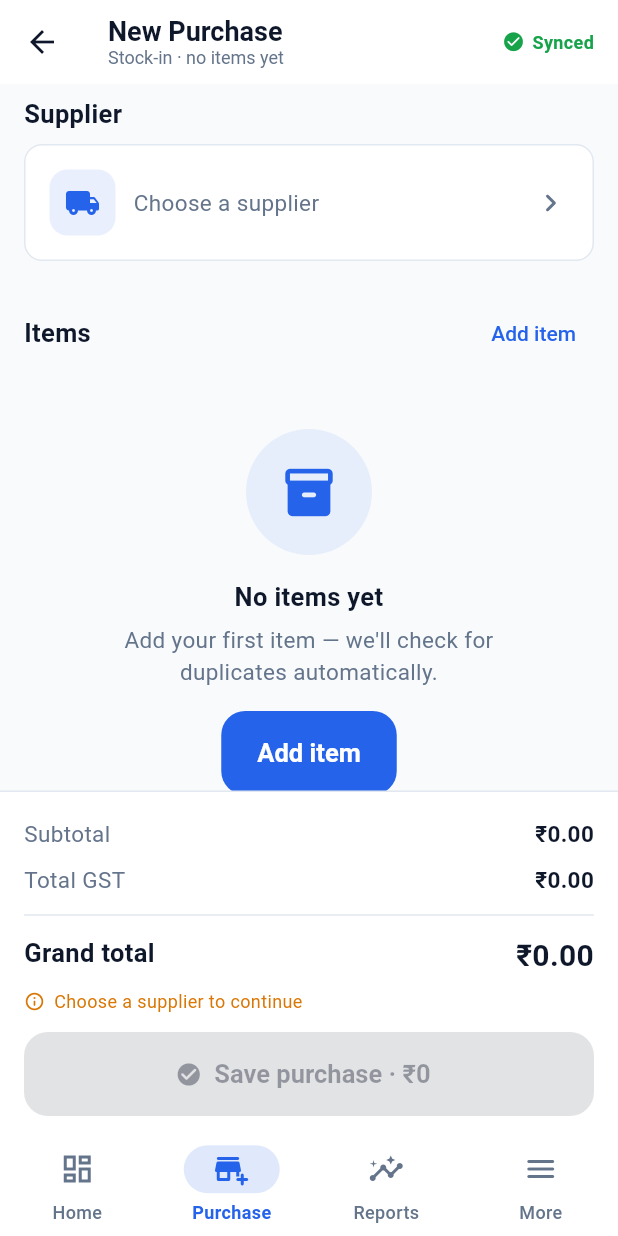
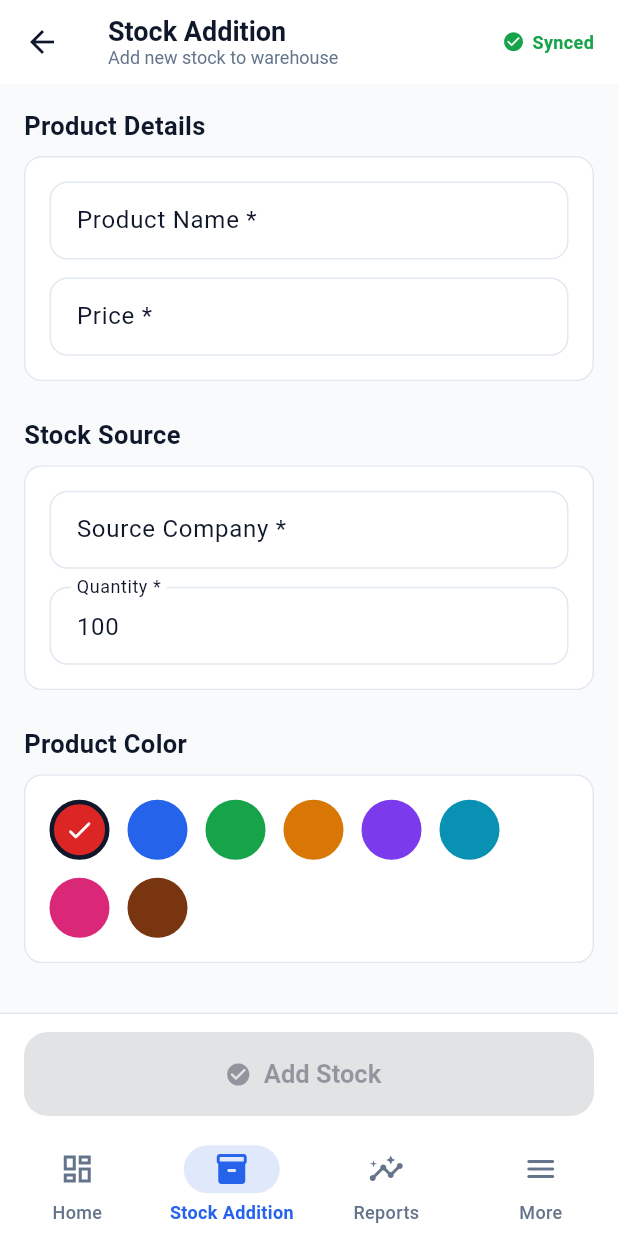
Before and after one commit to manzoorilahi77/ToyShopERP, a Flutter app: the OwnerShell screen opened directly, item 2 of the bottom bar chosen, on a phone screen of 412 x 824 dp. Run offline on Flutter 3.47's test engine with Material 3 defaults, Android fonts, the phone set to English and light mode, and no system bars; accounts and stored records are empty.

Commit message:
feat: implement stock addition module and integrate it into the owner navigation shell

```diff
--- a/sources/mobile/toyshop_erp/lib/owner/owner_shell.dart
+++ b/sources/mobile/toyshop_erp/lib/owner/owner_shell.dart
@@ -5,6 +5,7 @@ import 'dashboard/dashboard_home_screen.dart';
 import 'more/more_menu_screen.dart';
 import 'purchase/new_purchase_screen.dart';
 import 'reports/reports_screen.dart';
+import 'stock_addition/stock_addition_screen.dart';
 
 /// Owner app shell — lightweight, glanceable. Bottom nav holds the 4 highest-
 /// frequency owner actions; the remaining screens live under "More".
@@ -20,7 +21,7 @@ class _OwnerShellState extends State<OwnerShell> {
 
   static const _tabs = <NavItem>[
     NavItem('Home', Icons.dashboard_outlined, Icons.dashboard_rounded),
-    NavItem('Purchase', Icons.add_business_outlined, Icons.add_business_rounded),
+    NavItem('Stock Addition', Icons.inventory_2_outlined, Icons.inventory_2_rounded),
     NavItem('Reports', Icons.insights_outlined, Icons.insights_rounded),
     NavItem('More', Icons.menu_rounded, Icons.menu_rounded),
   ];
@@ -29,7 +30,7 @@ class _OwnerShellState extends State<OwnerShell> {
   Widget build(BuildContext context) {
     final pages = [
       const OwnerDashboardScreen(),
-      const NewPurchaseScreen(),
+      const StockAdditionScreen(),
       const ReportsScreen(),
       const OwnerMoreScreen(),
     ];
--- /dev/null
+++ b/sources/mobile/toyshop_erp/lib/owner/stock_addition/stock_addition_data.dart
@@ -0,0 +1,30 @@
+import 'package:flutter/material.dart';
+import '../../core/models/product.dart';
+
+class StockAdditionRepository {
+  const StockAdditionRepository();
+
+  /// Simulates adding stock to the ERP
+  Future<Product> addStock({
+    required String name,
+    required Color colorTag,
+    required double price,
+    required String sourceCompany,
+    required int quantity,
+  }) async {
+    // Simulate network delay
+    await Future.delayed(const Duration(milliseconds: 600));
+
+    // In a real implementation, this would make an API call to save the product
+    // and its initial stock/supplier details to the database.
+    return Product(
+      id: 'P-${DateTime.now().millisecondsSinceEpoch}',
+      name: name,
+      category: 'General', // A default category, since it wasn't requested
+      price: price,
+      colorTag: colorTag,
+      stockQty: quantity,
+      supplier: sourceCompany,
+    );
+  }
+}
--- /dev/null
+++ b/sources/mobile/toyshop_erp/lib/owner/stock_addition/stock_addition_screen.dart
@@ -0,0 +1,181 @@
+import 'package:flutter/material.dart';
+import '../../core/core.dart';
+import 'stock_addition_data.dart';
+
+const List<Color> kStockColorTags = [
+  Color(0xFFDC2626), // red
+  Color(0xFF2563EB), // blue
+  Color(0xFF16A34A), // green
+  Color(0xFFD97706), // orange
+  Color(0xFF7C3AED), // purple
+  Color(0xFF0891B2), // teal
+  Color(0xFFDB2777), // pink
+  Color(0xFF78350F), // brown
+];
+
+class StockAdditionScreen extends StatefulWidget {
+  const StockAdditionScreen({super.key});
+
+  @override
+  State<StockAdditionScreen> createState() => _StockAdditionScreenState();
+}
+
+class _StockAdditionScreenState extends State<StockAdditionScreen> {
+  final _repo = const StockAdditionRepository();
+
+  final _nameCtrl = TextEditingController();
+  final _priceCtrl = TextEditingController();
+  final _companyCtrl = TextEditingController();
+  final _qtyCtrl = TextEditingController(text: '100'); // Default to 100
+
+  Color _colorTag = kStockColorTags.first;
+  bool _saving = false;
+
+  @override
+  void dispose() {
+    _nameCtrl.dispose();
+    _priceCtrl.dispose();
+    _companyCtrl.dispose();
+    _qtyCtrl.dispose();
+    super.dispose();
+  }
+
+  bool get _isValid {
+    final price = double.tryParse(_priceCtrl.text.trim());
+    final qty = int.tryParse(_qtyCtrl.text.trim());
+    return _nameCtrl.text.trim().isNotEmpty &&
+           _companyCtrl.text.trim().isNotEmpty &&
+           price != null && price >= 0 &&
+           qty != null && qty > 0;
+  }
+
+  Future<void> _save() async {
+    if (!_isValid || _saving) return;
+    setState(() => _saving = true);
+
+    final price = double.parse(_priceCtrl.text.trim());
+    final qty = int.parse(_qtyCtrl.text.trim());
+
+    final product = await _repo.addStock(
+      name: _nameCtrl.text.trim(),
+      colorTag: _colorTag,
+      price: price,
+      sourceCompany: _companyCtrl.text.trim(),
+      quantity: qty,
+    );
+
+    if (!mounted) return;
+    setState(() => _saving = false);
+
+    ScaffoldMessenger.of(context).showSnackBar(
+      SnackBar(content: Text('${product.name} added to stock!')),
+    );
+
+    // Clear form
+    _nameCtrl.clear();
+    _priceCtrl.clear();
+    _companyCtrl.clear();
+    _qtyCtrl.text = '100';
+    setState(() => _colorTag = kStockColorTags.first);
+  }
+
+  @override
+  Widget build(BuildContext context) {
+    final p = context.palette;
+
+    return AppScaffold(
+      title: 'Stock Addition',
+      subtitle: 'Add new stock to warehouse',
+      body: ListView(
+        padding: const EdgeInsets.all(AppSpacing.lg),
+        children: [
+          SectionHeader(title: 'Product Details', padding: const EdgeInsets.only(bottom: AppSpacing.sm)),
+          AppCard(
+            child: Column(
+              crossAxisAlignment: CrossAxisAlignment.start,
+              children: [
+                TextField(
+                  controller: _nameCtrl,
+                  decoration: const InputDecoration(labelText: 'Product Name *', hintText: 'e.g. Red Toy Car'),
+                  onChanged: (_) => setState(() {}),
+                ),
+                const SizedBox(height: AppSpacing.md),
+                TextField(
+                  controller: _priceCtrl,
+                  keyboardType: const TextInputType.numberWithOptions(decimal: true),
+                  decoration: const InputDecoration(labelText: 'Price *', prefixText: '₹ '),
+                  onChanged: (_) => setState(() {}),
+                ),
+              ],
+            ),
+          ),
+
+          const SizedBox(height: AppSpacing.xl),
+          SectionHeader(title: 'Stock Source', padding: const EdgeInsets.only(bottom: AppSpacing.sm)),
+          AppCard(
+            child: Column(
+              crossAxisAlignment: CrossAxisAlignment.start,
+              children: [
+                TextField(
+                  controller: _companyCtrl,
+                  decoration: const InputDecoration(labelText: 'Source Company *', hintText: 'e.g. Sunrise Toys'),
+                  onChanged: (_) => setState(() {}),
+                ),
+                const SizedBox(height: AppSpacing.md),
+                TextField(
+                  controller: _qtyCtrl,
+                  keyboardType: TextInputType.number,
+                  decoration: const InputDecoration(labelText: 'Quantity *'),
+                  onChanged: (_) => setState(() {}),
+                ),
+              ],
+            ),
+          ),
+
+          const SizedBox(height: AppSpacing.xl),
+          SectionHeader(title: 'Product Color', padding: const EdgeInsets.only(bottom: AppSpacing.sm)),
+          AppCard(
+            child: Wrap(
+              spacing: 12,
+              runSpacing: 12,
+              children: [
+                for (final c in kStockColorTags)
+                  GestureDetector(
+                    onTap: () => setState(() => _colorTag = c),
+                    child: Container(
+                      width: 40,
+                      height: 40,
+                      decoration: BoxDecoration(
+                        color: c,
+                        shape: BoxShape.circle,
+                        border: Border.all(
+                          color: _colorTag == c ? p.ink : Colors.transparent,
+                          width: 3,
+                        ),
+                      ),
+                      child: _colorTag == c
+                          ? const Icon(Icons.check_rounded, color: Colors.white, size: 20)
+                          : null,
+                    ),
+                  ),
+              ],
+            ),
+          ),
+          const SizedBox(height: 100), // padding for bottom bar
+        ],
+      ),
+      bottomBar: AppBottomBar(
+        child: SizedBox(
+          width: double.infinity,
+          child: FilledButton.icon(
+            onPressed: _isValid && !_saving ? _save : null,
+            icon: _saving
+              ? const SizedBox(width: 18, height: 18, child: CircularProgressIndicator(strokeWidth: 2, color: Colors.white))
+              : const Icon(Icons.check_circle_rounded),
+            label: Text(_saving ? 'Adding Stock...' : 'Add Stock'),
+          ),
+        ),
+      ),
+    );
+  }
+}
```
